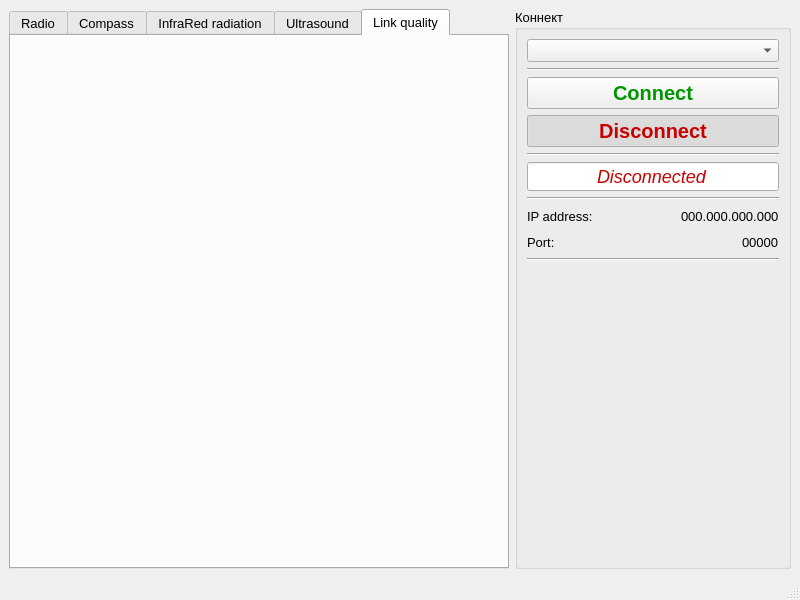
Above: ui/raw/WiretappingScaner.ui from Nakama3942/WiretappingScanner before the change. Below: the same form after it.
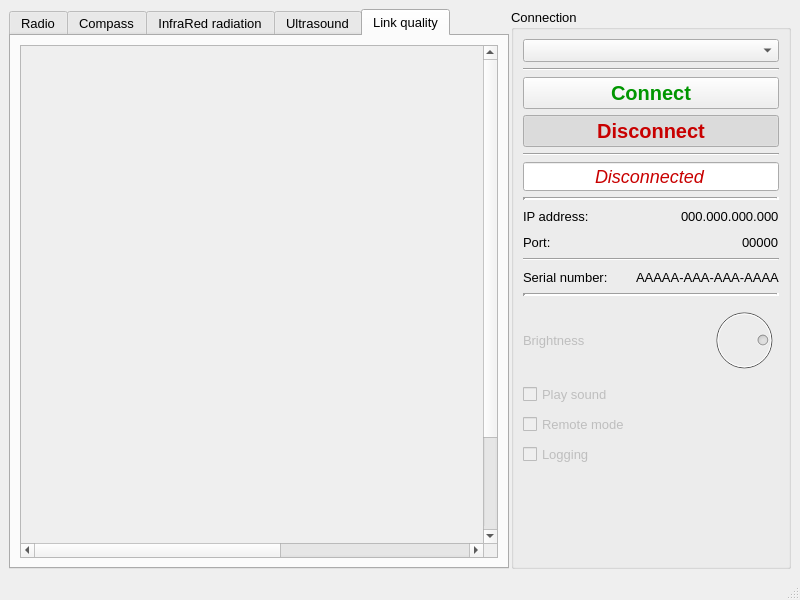
That is the form after the change. The open tabs and pages were chosen to show the change. Custom widgets are drawn as their Qt base class.

Commit message: Refactored the code, translated the entire interface and comments into a single language - English, expanded the functionality of the connection menu and completely rebuilt the structure of the painter's browser

The edit to the form file:
```diff
--- a/ui/raw/WiretappingScaner.ui
+++ b/ui/raw/WiretappingScaner.ui
@@ -39,7 +39,7 @@
        <bool>true</bool>
       </property>
       <property name="sizePolicy">
-       <sizepolicy hsizetype="Fixed" vsizetype="Expanding">
+       <sizepolicy hsizetype="Expanding" vsizetype="Expanding">
         <horstretch>0</horstretch>
         <verstretch>0</verstretch>
        </sizepolicy>
@@ -47,7 +47,7 @@
       <property name="minimumSize">
        <size>
         <width>500</width>
-        <height>540</height>
+        <height>560</height>
        </size>
       </property>
       <property name="font">
@@ -55,9 +55,24 @@
         <pointsize>10</pointsize>
        </font>
       </property>
+      <property name="tabShape">
+       <enum>QTabWidget::Rounded</enum>
+      </property>
       <property name="currentIndex">
        <number>0</number>
       </property>
+      <property name="documentMode">
+       <bool>false</bool>
+      </property>
+      <property name="tabsClosable">
+       <bool>false</bool>
+      </property>
+      <property name="movable">
+       <bool>false</bool>
+      </property>
+      <property name="tabBarAutoHide">
+       <bool>false</bool>
+      </property>
       <widget class="QWidget" name="tabRadio">
        <attribute name="title">
         <string>Radio</string>
@@ -100,14 +115,66 @@
       </widget>
       <widget class="QWidget" name="tabFreeChannel">
        <property name="enabled">
-        <bool>false</bool>
+        <bool>true</bool>
        </property>
        <attribute name="title">
         <string>Link quality</string>
        </attribute>
        <layout class="QVBoxLayout" name="verticalLayout_6">
         <item>
-         <widget class="DrawFrame" name="FreeChannelDrawFrame"/>
+         <widget class="QScrollArea" name="scrollArea5">
+          <property name="frameShape">
+           <enum>QFrame::StyledPanel</enum>
+          </property>
+          <property name="widgetResizable">
+           <bool>true</bool>
+          </property>
+          <widget class="QWidget" name="scrollAreaWidgetContents5">
+           <property name="geometry">
+            <rect>
+             <x>0</x>
+             <y>0</y>
+             <width>818</width>
+             <height>618</height>
+            </rect>
+           </property>
+           <layout class="QGridLayout" name="gridLayout_7">
+            <item row="0" column="0">
+             <widget class="DrawFrame" name="FreeChannelDrawFrame">
+              <property name="enabled">
+               <bool>true</bool>
+              </property>
+              <property name="sizePolicy">
+               <sizepolicy hsizetype="Fixed" vsizetype="Fixed">
+                <horstretch>0</horstretch>
+                <verstretch>0</verstretch>
+               </sizepolicy>
+              </property>
+              <property name="minimumSize">
+               <size>
+                <width>800</width>
+                <height>600</height>
+               </size>
+              </property>
+              <property name="maximumSize">
+               <size>
+                <width>800</width>
+                <height>600</height>
+               </size>
+              </property>
+              <property name="font">
+               <font>
+                <pointsize>10</pointsize>
+               </font>
+              </property>
+              <property name="frameShape">
+               <enum>QFrame::NoFrame</enum>
+              </property>
+             </widget>
+            </item>
+           </layout>
+          </widget>
+         </widget>
         </item>
        </layout>
       </widget>
@@ -116,15 +183,15 @@
     <item>
      <widget class="QGroupBox" name="groupBox">
       <property name="sizePolicy">
-       <sizepolicy hsizetype="Expanding" vsizetype="Expanding">
+       <sizepolicy hsizetype="Fixed" vsizetype="Expanding">
         <horstretch>0</horstretch>
         <verstretch>0</verstretch>
        </sizepolicy>
       </property>
       <property name="minimumSize">
        <size>
-        <width>270</width>
-        <height>540</height>
+        <width>280</width>
+        <height>560</height>
        </size>
       </property>
       <property name="maximumSize">
@@ -139,7 +206,7 @@
        </font>
       </property>
       <property name="title">
-       <string>Коннект</string>
+       <string>Connection</string>
       </property>
       <layout class="QVBoxLayout" name="verticalLayout_7">
        <item>
@@ -245,7 +312,10 @@
         </widget>
        </item>
        <item>
-        <widget class="Line" name="line_2">
+        <widget class="Line" name="line3">
+         <property name="lineWidth">
+          <number>3</number>
+         </property>
          <property name="orientation">
           <enum>Qt::Horizontal</enum>
          </property>
@@ -326,7 +396,151 @@
         </widget>
        </item>
        <item>
-        <spacer name="verticalSpacer">
+        <layout class="QHBoxLayout" name="horizontalLayout_4">
+         <item>
+          <widget class="QLabel" name="label3">
+           <property name="text">
+            <string>Serial number:</string>
+           </property>
+          </widget>
+         </item>
+         <item>
+          <spacer name="horizontalSpacer3">
+           <property name="orientation">
+            <enum>Qt::Horizontal</enum>
+           </property>
+           <property name="sizeHint" stdset="0">
+            <size>
+             <width>40</width>
+             <height>20</height>
+            </size>
+           </property>
+          </spacer>
+         </item>
+         <item>
+          <widget class="QLabel" name="labelSerialNum">
+           <property name="text">
+            <string>AAAAA-AAA-AAA-AAAA</string>
+           </property>
+          </widget>
+         </item>
+        </layout>
+       </item>
+       <item>
+        <widget class="Line" name="line4">
+         <property name="lineWidth">
+          <number>3</number>
+         </property>
+         <property name="orientation">
+          <enum>Qt::Horizontal</enum>
+         </property>
+        </widget>
+       </item>
+       <item>
+        <widget class="QWidget" name="widgetSettings" native="true">
+         <property name="enabled">
+          <bool>false</bool>
+         </property>
+         <property name="minimumSize">
+          <size>
+           <width>250</width>
+           <height>170</height>
+          </size>
+         </property>
+         <layout class="QVBoxLayout" name="verticalLayout_8">
+          <property name="leftMargin">
+           <number>0</number>
+          </property>
+          <property name="topMargin">
+           <number>0</number>
+          </property>
+          <property name="rightMargin">
+           <number>0</number>
+          </property>
+          <property name="bottomMargin">
+           <number>0</number>
+          </property>
+          <item>
+           <layout class="QHBoxLayout" name="horizontalLayout_5">
+            <item>
+             <widget class="QLabel" name="label4">
+              <property name="text">
+               <string>Brightness</string>
+              </property>
+             </widget>
+            </item>
+            <item>
+             <spacer name="horizontalSpacer4">
+              <property name="orientation">
+               <enum>Qt::Horizontal</enum>
+              </property>
+              <property name="sizeHint" stdset="0">
+               <size>
+                <width>40</width>
+                <height>20</height>
+               </size>
+              </property>
+             </spacer>
+            </item>
+            <item>
+             <widget class="QDial" name="dialBrightness">
+              <property name="sizePolicy">
+               <sizepolicy hsizetype="Fixed" vsizetype="Fixed">
+                <horstretch>0</horstretch>
+                <verstretch>0</verstretch>
+               </sizepolicy>
+              </property>
+              <property name="minimumSize">
+               <size>
+                <width>70</width>
+                <height>70</height>
+               </size>
+              </property>
+              <property name="maximumSize">
+               <size>
+                <width>70</width>
+                <height>70</height>
+               </size>
+              </property>
+              <property name="maximum">
+               <number>100</number>
+              </property>
+              <property name="value">
+               <number>80</number>
+              </property>
+              <property name="orientation">
+               <enum>Qt::Horizontal</enum>
+              </property>
+             </widget>
+            </item>
+           </layout>
+          </item>
+          <item>
+           <widget class="QCheckBox" name="checkPlaySound">
+            <property name="text">
+             <string>Play sound</string>
+            </property>
+           </widget>
+          </item>
+          <item>
+           <widget class="QCheckBox" name="checkRemoteMode">
+            <property name="text">
+             <string>Remote mode</string>
+            </property>
+           </widget>
+          </item>
+          <item>
+           <widget class="QCheckBox" name="checkLogging">
+            <property name="text">
+             <string>Logging</string>
+            </property>
+           </widget>
+          </item>
+         </layout>
+        </widget>
+       </item>
+       <item>
+        <spacer name="verticalSpacer1">
          <property name="orientation">
           <enum>Qt::Vertical</enum>
          </property>
```
Left out of the diff: 215 changed lines with no effect on the pictures. The commit also changes 9 other files.
